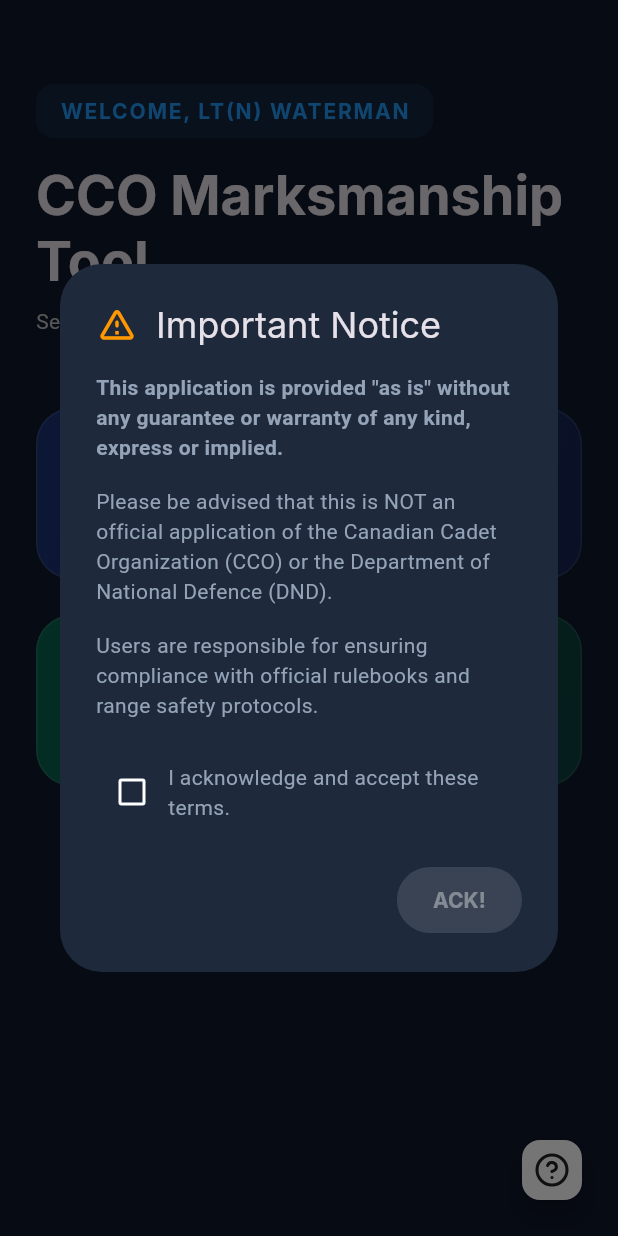
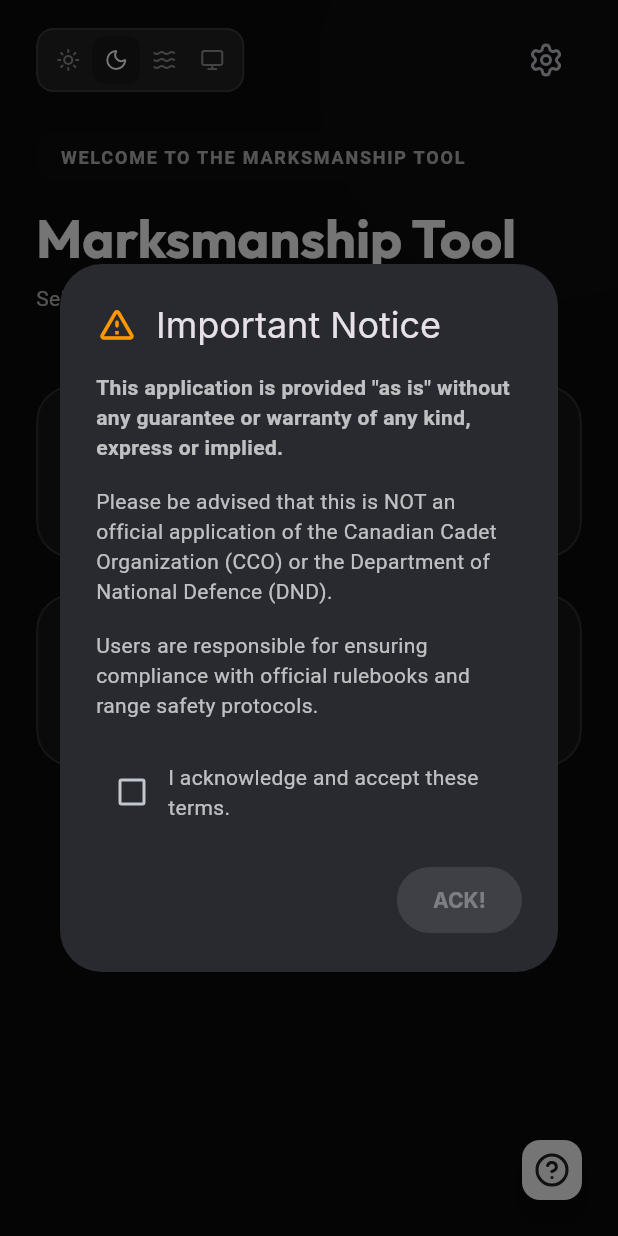
Before and after one commit to jonh2oman/cadet-marksmanship-app, a Flutter app: the screen it shows after launch, on a phone screen of 412 x 824 dp. Run offline on Flutter 3.47's test engine with Material 3 defaults, Android fonts, the phone set to English and light mode, and no system bars; our stand-ins replace flutter_riverpod, go_router, google_fonts, lucide_icons, shared_preferences.

Commit message:
UI Overhaul: RCN Theme, Glassmorphism, and Multi-Theme Support

```diff
--- a/lib/main.dart
+++ b/lib/main.dart
@@ -2,6 +2,8 @@
 import 'package:flutter_riverpod/flutter_riverpod.dart';
 import 'src/routing/app_router.dart';
 import 'src/theme/app_theme.dart';
+
+import 'src/shared/providers/theme_provider.dart';
 
 void main() {
   runApp(
@@ -17,10 +19,26 @@
   @override
   Widget build(BuildContext context, WidgetRef ref) {
     final goRouter = ref.watch(goRouterProvider);
+    final themeMode = ref.watch(themeProvider);
+
+    ThemeData getTheme() {
+      switch (themeMode) {
+        case AppThemeMode.light:
+          return AppTheme.lightTheme;
+        case AppThemeMode.dark:
+          return AppTheme.darkTheme;
+        case AppThemeMode.sea:
+          return AppTheme.seaTheme;
+        case AppThemeMode.system:
+          return AppTheme.darkTheme; // Fallback or handle system
+      }
+    }
 
     return MaterialApp.router(
-      title: 'Cadet Marksmanship',
-      theme: AppTheme.darkTheme,
+      title: 'Marksmanship Tool',
+      theme: AppTheme.lightTheme,
+      darkTheme: themeMode == AppThemeMode.sea ? AppTheme.seaTheme : AppTheme.darkTheme,
+      themeMode: themeMode.toThemeMode,
       routerConfig: goRouter,
       debugShowCheckedModeBanner: false,
     );
--- a/lib/src/features/home/presentation/home_screen.dart
+++ b/lib/src/features/home/presentation/home_screen.dart
@@ -1,17 +1,20 @@
 import 'package:flutter/material.dart';
+import 'package:flutter_riverpod/flutter_riverpod.dart';
 import 'package:go_router/go_router.dart';
 import 'package:lucide_icons/lucide_icons.dart';
 import '../../../shared/widgets/disclaimer_dialog.dart';
 import '../../../theme/app_theme.dart';
+import '../../../shared/providers/theme_provider.dart';
+import '../../../shared/widgets/glass_container.dart';
 
-class HomeScreen extends StatefulWidget {
+class HomeScreen extends ConsumerStatefulWidget {
   const HomeScreen({super.key});
 
   @override
-  State<HomeScreen> createState() => _HomeScreenState();
+  ConsumerState<HomeScreen> createState() => _HomeScreenState();
 }
 
-class _HomeScreenState extends State<HomeScreen> {
+class _HomeScreenState extends ConsumerState<HomeScreen> {
   @override
   void initState() {
     super.initState();
@@ -22,43 +25,59 @@
 
   @override
   Widget build(BuildContext context) {
+    final themeMode = ref.watch(themeProvider);
+
     return Scaffold(
-      body: Container(
+      body: Stack(
+        children: [
+          // Background Decoration
+          Positioned(
+            top: -100,
+            right: -100,
+            child: Container(
+              width: 300,
+              height: 300,
               decoration: BoxDecoration(
-          gradient: LinearGradient(
-            begin: Alignment.topCenter,
-            end: Alignment.bottomCenter,
-            colors: [
-              Theme.of(context).scaffoldBackgroundColor,
-              Theme.of(context).scaffoldBackgroundColor.withOpacity(0.8),
-            ],
+                color: Theme.of(context).primaryColor.withOpacity(0.1),
+                shape: BoxShape.circle,
               ),
             ),
-        child: SafeArea(
+          ),
+          SafeArea(
             child: Padding(
               padding: const EdgeInsets.symmetric(horizontal: 24.0, vertical: 16.0),
               child: Column(
                 crossAxisAlignment: CrossAxisAlignment.start,
                 children: [
-                const SizedBox(height: 40),
+                  Row(
+                    mainAxisAlignment: MainAxisAlignment.spaceBetween,
+                    children: [
+                      _buildThemeSwitcher(ref, themeMode),
+                      IconButton(
+                        icon: const Icon(LucideIcons.settings),
+                        onPressed: () {}, // Future settings
+                      ),
+                    ],
+                  ),
+                  const SizedBox(height: 24),
                   Container(
                     padding: const EdgeInsets.symmetric(horizontal: 16, vertical: 8),
                     decoration: BoxDecoration(
-                    color: Colors.blue.withOpacity(0.1),
+                      color: Theme.of(context).primaryColor.withOpacity(0.1),
                       borderRadius: BorderRadius.circular(12),
                     ),
-                  child: Text(
-                    'WELCOME, LT(N) WATERMAN',
-                    style: Theme.of(context).textTheme.labelLarge?.copyWith(
-                          color: Colors.blue,
+                    child: const Text(
+                      'WELCOME TO THE MARKSMANSHIP TOOL',
+                      style: TextStyle(
                         letterSpacing: 1.2,
                         fontWeight: FontWeight.bold,
+                        fontSize: 12,
                       ),
                     ),
                   ),
                   const SizedBox(height: 16),
                   Text(
-                  'CCO Marksmanship Tool',
+                    'Marksmanship Tool',
                     style: Theme.of(context).textTheme.displaySmall?.copyWith(
                           fontWeight: FontWeight.bold,
                         ),
@@ -66,9 +85,7 @@
                   const SizedBox(height: 8),
                   Text(
                     'Select a discipline to begin your session.',
-                  style: Theme.of(context).textTheme.bodyMedium?.copyWith(
-                        color: Colors.grey[400],
-                      ),
+                    style: Theme.of(context).textTheme.bodyMedium,
                   ),
                   const SizedBox(height: 48),
                   Expanded(
@@ -98,6 +115,43 @@
               ),
             ),
           ),
+        ],
+      ),
+    );
+  }
+
+  Widget _buildThemeSwitcher(WidgetRef ref, AppThemeMode currentMode) {
+    return GlassContainer(
+      padding: const EdgeInsets.all(4),
+      opacity: 0.1,
+      borderRadius: BorderRadius.circular(12),
+      child: Row(
+        mainAxisSize: MainAxisSize.min,
+        children: [
+          _themeIcon(ref, AppThemeMode.light, LucideIcons.sun, currentMode),
+          _themeIcon(ref, AppThemeMode.dark, LucideIcons.moon, currentMode),
+          _themeIcon(ref, AppThemeMode.sea, LucideIcons.waves, currentMode),
+          _themeIcon(ref, AppThemeMode.system, LucideIcons.monitor, currentMode),
+        ],
+      ),
+    );
+  }
+
+  Widget _themeIcon(WidgetRef ref, AppThemeMode mode, IconData icon, AppThemeMode currentMode) {
+    final isSelected = mode == currentMode;
+    return InkWell(
+      onTap: () => ref.read(themeProvider.notifier).state = mode,
+      child: Container(
+        padding: const EdgeInsets.all(8),
+        decoration: BoxDecoration(
+          color: isSelected ? Theme.of(context).primaryColor : Colors.transparent,
+          borderRadius: BorderRadius.circular(8),
+        ),
+        child: Icon(
+          icon,
+          size: 16,
+          color: isSelected ? Colors.white : Theme.of(context).iconTheme.color?.withOpacity(0.5),
+        ),
       ),
     );
   }
@@ -110,38 +164,25 @@
     required Color color,
     required VoidCallback onTap,
   }) {
-    return InkWell(
+    return GlassContainer(
+      opacity: 0.05,
+      child: InkWell(
         onTap: onTap,
         borderRadius: BorderRadius.circular(24),
-      child: Container(
+        child: Padding(
           padding: const EdgeInsets.all(24),
-        decoration: BoxDecoration(
-          borderRadius: BorderRadius.circular(24),
-          gradient: LinearGradient(
-            begin: Alignment.topLeft,
-            end: Alignment.bottomRight,
-            colors: [
-              color.withOpacity(0.8),
-              color.withOpacity(0.4),
-            ],
-          ),
-          border: Border.all(
-            color: Colors.white.withOpacity(0.1),
-            width: 1,
-          ),
-        ),
           child: Row(
             children: [
               Container(
                 padding: const EdgeInsets.all(16),
                 decoration: BoxDecoration(
-                color: Colors.white.withOpacity(0.1),
+                  color: color.withOpacity(0.2),
                   shape: BoxShape.circle,
                 ),
                 child: Icon(
                   icon,
                   size: 32,
-                color: Colors.white,
+                  color: color,
                 ),
               ),
               const SizedBox(width: 20),
@@ -152,25 +193,20 @@
                     Text(
                       title,
                       style: Theme.of(context).textTheme.titleLarge?.copyWith(
-                          color: Colors.white,
                             fontWeight: FontWeight.bold,
                           ),
                     ),
                     const SizedBox(height: 4),
                     Text(
                       subtitle,
-                    style: Theme.of(context).textTheme.bodyMedium?.copyWith(
-                          color: Colors.white.withOpacity(0.8),
-                        ),
+                      style: Theme.of(context).textTheme.bodyMedium,
                     ),
                   ],
                 ),
               ),
-            const Icon(
-              LucideIcons.chevronRight,
-              color: Colors.white,
+              const Icon(LucideIcons.chevronRight),
+            ],
           ),
-          ],
         ),
       ),
     );
--- /dev/null
+++ b/lib/src/shared/providers/theme_provider.dart
@@ -0,0 +1,25 @@
+import 'package:flutter/material.dart';
+import 'package:flutter_riverpod/flutter_riverpod.dart';
+
+enum AppThemeMode {
+  light,
+  dark,
+  system,
+  sea,
+}
+
+final themeProvider = StateProvider<AppThemeMode>((ref) => AppThemeMode.dark);
+
+extension AppThemeModeExtension on AppThemeMode {
+  ThemeMode get toThemeMode {
+    switch (this) {
+      case AppThemeMode.light:
+        return ThemeMode.light;
+      case AppThemeMode.dark:
+      case AppThemeMode.sea:
+        return ThemeMode.dark;
+      case AppThemeMode.system:
+        return ThemeMode.system;
+    }
+  }
+}
--- /dev/null
+++ b/lib/src/shared/widgets/glass_container.dart
@@ -0,0 +1,46 @@
+import 'dart:ui';
+import 'package:flutter/material.dart';
+
+class GlassContainer extends StatelessWidget {
+  final Widget child;
+  final double blur;
+  final double opacity;
+  final Color? color;
+  final BorderRadius? borderRadius;
+  final EdgeInsetsGeometry? padding;
+  final Border? border;
+
+  const GlassContainer({
+    super.key,
+    required this.child,
+    this.blur = 10.0,
+    this.opacity = 0.05,
+    this.color,
+    this.borderRadius,
+    this.padding,
+    this.border,
+  });
+
+  @override
+  Widget build(BuildContext context) {
+    return ClipRRect(
+      borderRadius: borderRadius ?? BorderRadius.circular(24),
+      child: BackdropFilter(
+        filter: ImageFilter.blur(sigmaX: blur, sigmaY: blur),
+        child: Container(
+          padding: padding,
+          decoration: BoxDecoration(
+            color: (color ?? Colors.white).withOpacity(opacity),
+            borderRadius: borderRadius ?? BorderRadius.circular(24),
+            border: border ??
+                Border.all(
+                  color: Colors.white.withOpacity(0.1),
+                  width: 1.5,
+                ),
+          ),
+          child: child,
+        ),
+      ),
+    );
+  }
+}
--- a/lib/src/theme/app_theme.dart
+++ b/lib/src/theme/app_theme.dart
@@ -2,27 +2,58 @@
 import 'package:google_fonts/google_fonts.dart';
 
 class AppTheme {
-  // Brand Colors
-  static const Color primaryMarksmanship = Color(0xFF1E3A8A); // Deep Blue
-  static const Color primaryBiathlon = Color(0xFF047857); // Deep Green
-  static const Color background = Color(0xFF0F172A); // Very dark slate
-  static const Color surface = Color(0xFF1E293B);
-  static const Color textPrimary = Color(0xFFF8FAFC);
-  static const Color textSecondary = Color(0xFF94A3B8);
-  static const Color accent = Color(0xFF38BDF8); // Light Blue accent
+  // RCN Core Colors
+  static const Color navy = Color(0xFF002147);
+  static const Color gold = Color(0xFFFFD700);
+  static const Color black = Color(0xFF0A0A0A);
+  static const Color slate = Color(0xFF2B3E50);
+
+  // Discipline Colors
+  static const Color primaryMarksmanship = Color(0xFF004488);
+  static const Color primaryBiathlon = Color(0xFF006644);
+
+  // Sea Theme Colors
+  static const Color seaBackground = Color(0xFF001220);
+  static const Color seaSurface = Color(0xFF002A44);
+  static const Color seaAccent = Color(0xFF00FFFF); // Cyan highlight
+
+  static ThemeData get lightTheme {
+    return _buildTheme(Brightness.light, Colors.white, const Color(0xFFF1F5F9), Colors.black87);
+  }
 
   static ThemeData get darkTheme {
+    return _buildTheme(Brightness.dark, black, const Color(0xFF1A1A1A), Colors.white);
+  }
+
+  static ThemeData get seaTheme {
+    return _buildTheme(Brightness.dark, seaBackground, seaSurface, Colors.white).copyWith(
+      colorScheme: const ColorScheme.dark(
+        primary: seaAccent,
+        secondary: gold,
+        surface: seaSurface,
+        background: seaBackground,
+      ),
+    );
+  }
+
+  static ThemeData _buildTheme(Brightness brightness, Color background, Color surface, Color textPrimary) {
+    final isDark = brightness == Brightness.dark;
+
     return ThemeData(
       useMaterial3: true,
-      brightness: Brightness.dark,
-      colorScheme: const ColorScheme.dark(
-        primary: primaryMarksmanship,
-        secondary: accent,
+      brightness: brightness,
+      colorScheme: ColorScheme.fromSeed(
+        seedColor: navy,
+        brightness: brightness,
+        primary: isDark ? gold : navy,
+        secondary: isDark ? gold.withOpacity(0.8) : navy.withOpacity(0.8),
         surface: surface,
         background: background,
       ),
       scaffoldBackgroundColor: background,
-      textTheme: GoogleFonts.interTextTheme(ThemeData.dark().textTheme).copyWith(
+      textTheme: GoogleFonts.interTextTheme(
+        isDark ? ThemeData.dark().textTheme : ThemeData.light().textTheme,
+      ).copyWith(
         displayLarge: GoogleFonts.outfit(
           color: textPrimary,
           fontWeight: FontWeight.bold,
@@ -32,23 +63,30 @@
           color: textPrimary,
           fontWeight: FontWeight.bold,
         ),
+        displaySmall: GoogleFonts.outfit(
+          color: textPrimary,
+          fontWeight: FontWeight.bold,
+        ),
         titleLarge: GoogleFonts.outfit(
           color: textPrimary,
           fontWeight: FontWeight.w600,
         ),
-        bodyLarge: const TextStyle(color: textPrimary),
-        bodyMedium: const TextStyle(color: textSecondary),
+        bodyLarge: TextStyle(color: textPrimary),
+        bodyMedium: TextStyle(color: textPrimary.withOpacity(0.7)),
       ),
       cardTheme: CardThemeData(
         color: surface,
         elevation: 0,
         shape: RoundedRectangleBorder(
-          borderRadius: BorderRadius.circular(16),
-          side: const BorderSide(color: Color(0xFF334155), width: 1),
+          borderRadius: BorderRadius.circular(24),
+          side: BorderSide(
+            color: isDark ? Colors.white.withOpacity(0.05) : Colors.black.withOpacity(0.05),
+            width: 1,
+          ),
         ),
       ),
       appBarTheme: AppBarTheme(
-        backgroundColor: background,
+        backgroundColor: Colors.transparent,
         elevation: 0,
         centerTitle: true,
         titleTextStyle: GoogleFonts.outfit(
@@ -56,7 +94,7 @@
           fontSize: 20,
           fontWeight: FontWeight.w600,
         ),
-        iconTheme: const IconThemeData(color: textPrimary),
+        iconTheme: IconThemeData(color: textPrimary),
       ),
     );
   }
```
Also changed, not shown: build_error.txt (added, +54 -0 lines). Lines whose indentation alone changed are shown as unchanged.
